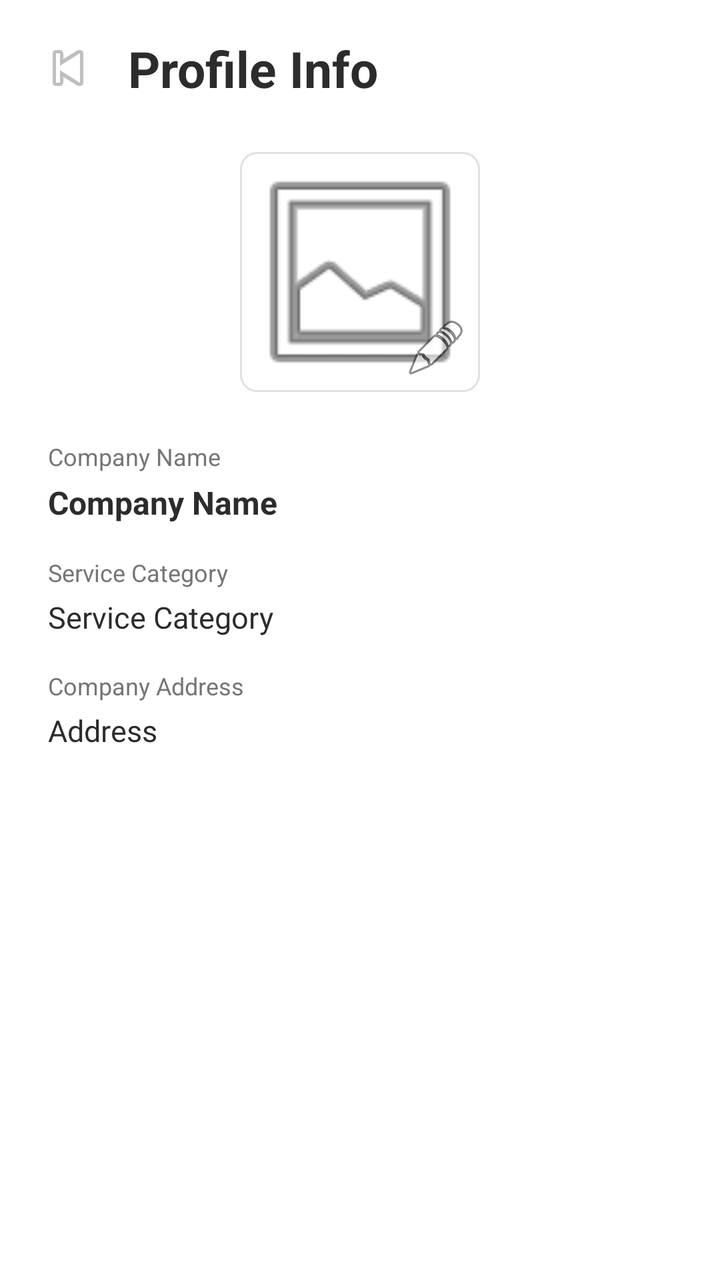
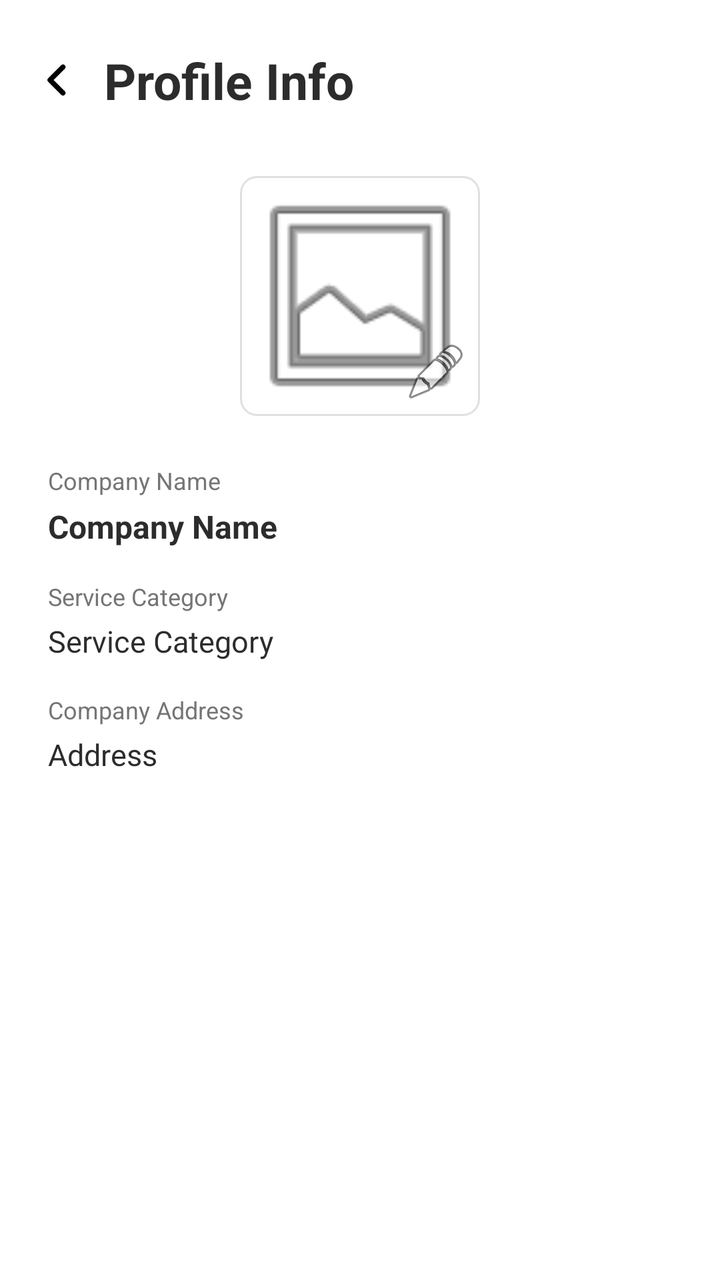

The first picture is an Android layout as it rendered before a commit; the second is the same layout after the commit. The layout source and the unified diff follow.
<!-- AndroidManifest.xml: application theme Theme.FixItFinderApp -->
<!-- res/layout/activity_provider_profile.xml -->
<?xml version="1.0" encoding="utf-8"?>
<androidx.constraintlayout.widget.ConstraintLayout
    xmlns:android="http://schemas.android.com/apk/res/android"
    xmlns:app="http://schemas.android.com/apk/res-auto"
    android:layout_width="match_parent"
    android:layout_height="match_parent"
    android:background="@android:color/white">

    <ImageButton
        android:id="@+id/btnBack"
        android:layout_width="36dp"
        android:layout_height="36dp"
        android:layout_marginStart="16dp"
        android:layout_marginTop="16dp"
        android:background="@android:color/transparent"
        android:contentDescription="Back"
        android:src="@android:drawable/ic_media_previous"
        app:layout_constraintStart_toStartOf="parent"
        app:layout_constraintTop_toTopOf="parent" />

    <TextView
        android:id="@+id/tvHeaderTitle"
        android:layout_width="0dp"
        android:layout_height="wrap_content"
        android:layout_marginStart="12dp"
        android:text="Profile Info"
        android:textColor="@color/color_text_dark"
        android:textSize="25sp"
        android:textStyle="bold"
        app:layout_constraintBottom_toBottomOf="@id/btnBack"
        app:layout_constraintEnd_toEndOf="parent"
        app:layout_constraintStart_toEndOf="@id/btnBack"
        app:layout_constraintTop_toTopOf="@id/btnBack" />

    <FrameLayout
        android:id="@+id/logoContainer"
        android:layout_width="120dp"
        android:layout_height="120dp"
        android:layout_marginTop="24dp"
        android:background="@drawable/bg_service_card"
        app:layout_constraintTop_toBottomOf="@id/btnBack"
        app:layout_constraintStart_toStartOf="parent"
        app:layout_constraintEnd_toEndOf="parent">

        <ImageView
            android:id="@+id/ivCompanyLogo"
            android:layout_width="match_parent"
            android:layout_height="match_parent"
            android:contentDescription="Company Logo"
            android:scaleType="centerCrop"
            android:src="@android:drawable/ic_menu_gallery" />

        <ImageButton
            android:id="@+id/btnChangeLogo"
            android:layout_width="32dp"
            android:layout_height="32dp"
            android:layout_gravity="bottom|end"
            android:layout_margin="6dp"
            android:background="@android:color/transparent"
            android:contentDescription="Change Logo"
            android:src="@android:drawable/ic_menu_edit" />
    </FrameLayout>

    <TextView
        android:id="@+id/tvCompanyNameLabel"
        android:layout_width="0dp"
        android:layout_height="wrap_content"
        android:layout_marginTop="24dp"
        android:layout_marginStart="24dp"
        android:layout_marginEnd="24dp"
        android:text="Company Name"
        android:textColor="@color/text_gray"
        android:textSize="12sp"
        app:layout_constraintTop_toBottomOf="@id/logoContainer"
        app:layout_constraintStart_toStartOf="parent"
        app:layout_constraintEnd_toEndOf="parent" />

    <TextView
        android:id="@+id/tvCompanyName"
        android:layout_width="0dp"
        android:layout_height="wrap_content"
        android:layout_marginTop="4dp"
        android:layout_marginStart="24dp"
        android:layout_marginEnd="24dp"
        android:text="Company Name"
        android:textColor="@color/color_text_dark"
        android:textSize="16sp"
        android:textStyle="bold"
        app:layout_constraintTop_toBottomOf="@id/tvCompanyNameLabel"
        app:layout_constraintStart_toStartOf="parent"
        app:layout_constraintEnd_toEndOf="parent" />

    <TextView
        android:id="@+id/tvServiceCategoryLabel"
        android:layout_width="0dp"
        android:layout_height="wrap_content"
        android:layout_marginTop="16dp"
        android:layout_marginStart="24dp"
        android:layout_marginEnd="24dp"
        android:text="Service Category"
        android:textColor="@color/text_gray"
        android:textSize="12sp"
        app:layout_constraintTop_toBottomOf="@id/tvCompanyName"
        app:layout_constraintStart_toStartOf="parent"
        app:layout_constraintEnd_toEndOf="parent" />

    <TextView
        android:id="@+id/tvServiceCategory"
        android:layout_width="0dp"
        android:layout_height="wrap_content"
        android:layout_marginTop="4dp"
        android:layout_marginStart="24dp"
        android:layout_marginEnd="24dp"
        android:text="Service Category"
        android:textColor="@color/color_text_dark"
        android:textSize="15sp"
        app:layout_constraintTop_toBottomOf="@id/tvServiceCategoryLabel"
        app:layout_constraintStart_toStartOf="parent"
        app:layout_constraintEnd_toEndOf="parent" />

    <TextView
        android:id="@+id/tvCompanyAddressLabel"
        android:layout_width="0dp"
        android:layout_height="wrap_content"
        android:layout_marginTop="16dp"
        android:layout_marginStart="24dp"
        android:layout_marginEnd="24dp"
        android:text="Company Address"
        android:textColor="@color/text_gray"
        android:textSize="12sp"
        app:layout_constraintTop_toBottomOf="@id/tvServiceCategory"
        app:layout_constraintStart_toStartOf="parent"
        app:layout_constraintEnd_toEndOf="parent" />

    <TextView
        android:id="@+id/tvCompanyAddress"
        android:layout_width="0dp"
        android:layout_height="wrap_content"
        android:layout_marginTop="4dp"
        android:layout_marginStart="24dp"
        android:layout_marginEnd="24dp"
        android:text="Address"
        android:textColor="@color/color_text_dark"
        android:textSize="15sp"
        app:layout_constraintTop_toBottomOf="@id/tvCompanyAddressLabel"
        app:layout_constraintStart_toStartOf="parent"
        app:layout_constraintEnd_toEndOf="parent" />

</androidx.constraintlayout.widget.ConstraintLayout>
<!-- resources referenced by this layout -->
<resources>
  <color name="color_text_dark">#2C2C2C</color>
  <color name="text_gray">#757575</color>
  <!-- drawable bg_service_card (drawable) -->
  <?xml version="1.0" encoding="utf-8"?>
  <shape xmlns:android="http://schemas.android.com/apk/res/android"
      android:shape="rectangle">
      <solid android:color="@android:color/white" />
      <stroke
          android:width="1dp"
          android:color="#E0E0E0" />
      <corners android:radius="8dp" />
  </shape>
  <style name="Theme.FixItFinderApp" parent="Base.Theme.FixItFinderApp" />
  <style name="Base.Theme.FixItFinderApp" parent="Theme.Material3.DayNight.NoActionBar">
          <item name="colorPrimary">@color/color_primary</item>
          <item name="colorSecondary">@color/color_secondary</item>
          <item name="colorSurface">@color/color_background</item>
          <item name="colorOnSurface">@color/color_text_dark</item>
          <item name="colorPrimaryContainer">@color/color_primary</item>
          <item name="colorOnPrimary">@color/color_background</item>
      </style>
  <color name="color_primary">#7B1113</color>
  <color name="color_secondary">#825037</color>
  <color name="color_background">#FFFFFF</color>
</resources>

<!-- the commit's change to res/layout/activity_provider_profile.xml (unified diff, before → after) -->
@@ -8,13 +8,13 @@
 
     <ImageButton
         android:id="@+id/btnBack"
-        android:layout_width="36dp"
-        android:layout_height="36dp"
+        android:layout_width="@dimen/back_btn_width"
+        android:layout_height="@dimen/back_btn_height"
         android:layout_marginStart="16dp"
         android:layout_marginTop="16dp"
         android:background="@android:color/transparent"
         android:contentDescription="Back"
-        android:src="@android:drawable/ic_media_previous"
+        android:src="@drawable/ic_back_chevron"
         app:layout_constraintStart_toStartOf="parent"
         app:layout_constraintTop_toTopOf="parent" />
 
<!-- resource entries referenced after the edit -->
@@ -2,6 +2,8 @@
 <resources>
   <color name="color_text_dark">#2C2C2C</color>
   <color name="text_gray">#757575</color>
+  <dimen name="back_btn_height">48dp</dimen>
+  <dimen name="back_btn_width">24dp</dimen>
   <!-- drawable bg_service_card (drawable) -->
   <?xml version="1.0" encoding="utf-8"?>
   <shape xmlns:android="http://schemas.android.com/apk/res/android"
@@ -12,6 +14,21 @@
           android:color="#E0E0E0" />
       <corners android:radius="8dp" />
   </shape>
+  <!-- drawable ic_back_chevron (drawable) -->
+  <?xml version="1.0" encoding="utf-8"?>
+  <vector xmlns:android="http://schemas.android.com/apk/res/android"
+      android:width="24dp"
+      android:height="24dp"
+      android:viewportWidth="24"
+      android:viewportHeight="24">
+      <path
+          android:fillColor="@android:color/transparent"
+          android:strokeColor="#000000"
+          android:strokeWidth="2.5"
+          android:strokeLineCap="round"
+          android:strokeLineJoin="round"
+          android:pathData="M15.5,5.5 L9,12 L15.5,18.5" />
+  </vector>
   <style name="Theme.FixItFinderApp" parent="Base.Theme.FixItFinderApp" />
   <style name="Base.Theme.FixItFinderApp" parent="Theme.Material3.DayNight.NoActionBar">
           <item name="colorPrimary">@color/color_primary</item>
